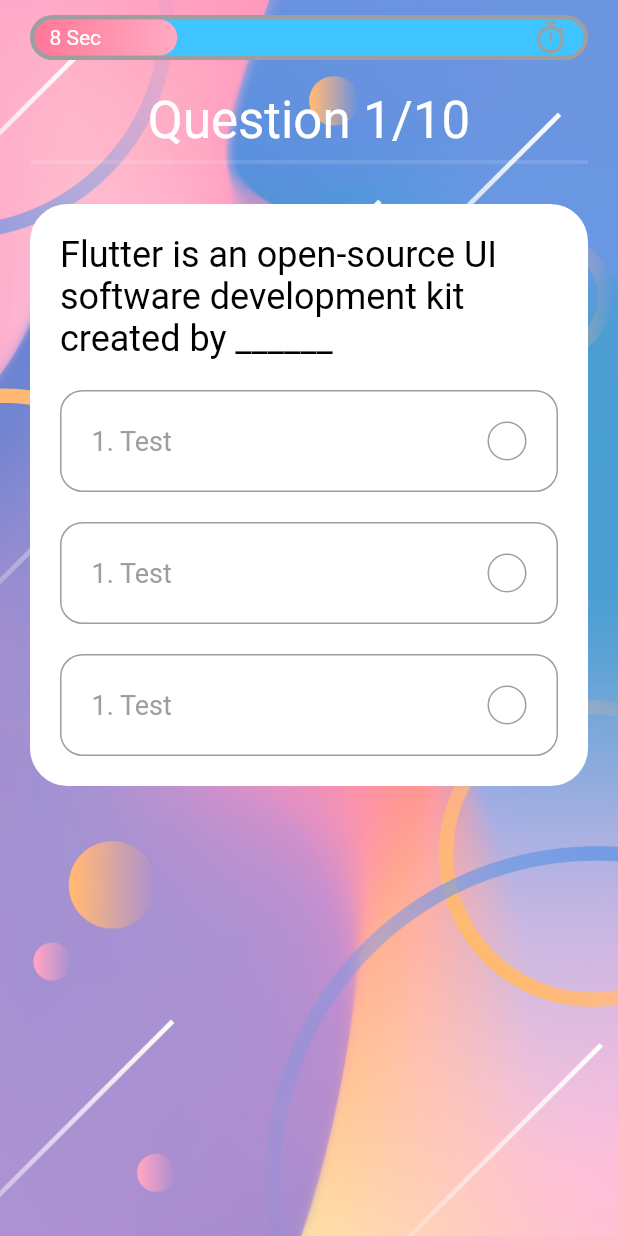
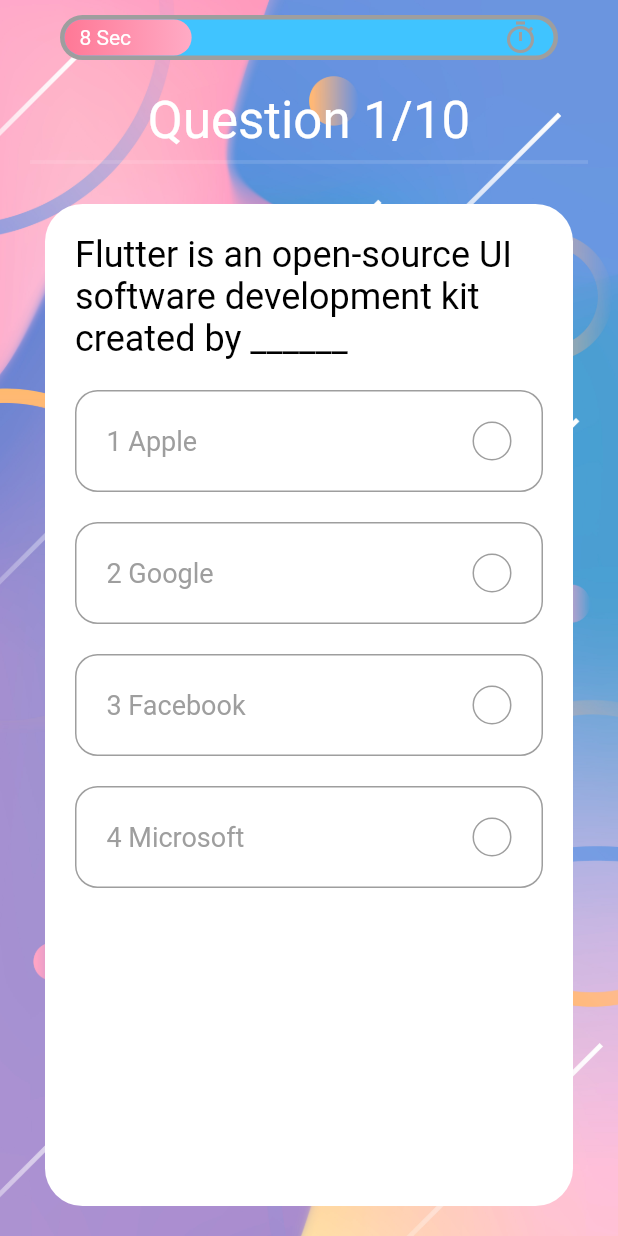
Before and after one commit to hdwhitem/Quiz_App, a Flutter app: the screen it shows after launch, on a phone screen of 412 x 824 dp. Run offline on Flutter 3.47's test engine with Material 2 defaults, Android fonts, the phone set to English and light mode, and no system bars; our stand-ins replace get.

Commit message:
Next Question and Answers from Model

```diff
--- a/lib/controller/question_controller.dart
+++ b/lib/controller/question_controller.dart
@@ -1,12 +1,43 @@
 import 'package:flutter/material.dart';
 import 'package:get/get.dart';
+import 'package:quiz_app/model/questions.dart';
 
 class QuestionController extends GetxController
     with SingleGetTickerProviderMixin {
   late AnimationController _animationController;
   late Animation _animation;
 
+  late PageController _pageController;
+  PageController get pageController => _pageController;
+
+  final List<Question> _questions = data
+      .map(
+        (question) => Question(
+          id: question['id'],
+          question: question['question'],
+          options: question['options'],
+          answer: question['answer_index'],
+        ),
+      )
+      .toList();
+
   Animation get animation => _animation;
+  List<Question> get questions => _questions;
+
+  bool _isAnswered = false;
+  bool get inAnswered => _isAnswered;
+
+  int _correntAns = 0;
+  int get correctAns => _correntAns;
+
+  int _selectAns = 0;
+  int get selectedAns => _selectAns;
+
+  RxInt _questionNumber = 1.obs;
+  RxInt get questionNumber => _questionNumber;
+
+  int _numOfCorrectAns = 0;
+  int get numOfCorrectAns => _numOfCorrectAns;
 
   @override
   void onInit() {
@@ -17,7 +48,31 @@ class QuestionController extends GetxController
         update();
       });
 
-    _animationController.forward();
+    _animationController.forward().whenComplete(nextQuestion);
+    _pageController = PageController();
     super.onInit();
   }
+
+  void checkAns(Question question, int selectedIndex) {
+    _isAnswered = true;
+    _correntAns = question.answer;
+    _selectAns = selectedIndex;
+
+    if (_correntAns == _selectAns) _numOfCorrectAns++;
+    _animationController.stop();
+    update();
+    Future.delayed(Duration(seconds: 2), () {
+      nextQuestion();
+    });
+  }
+
+  void nextQuestion() {
+    if (_questionNumber.value != _questions.length) {
+      _isAnswered = false;
+      _pageController.nextPage(
+          duration: Duration(milliseconds: 250), curve: Curves.ease);
+      _animationController.reset();
+      _animationController.forward().whenComplete(nextQuestion);
+    }
+  }
 }
--- a/lib/main.dart
+++ b/lib/main.dart
@@ -16,7 +16,7 @@ class MyApp extends StatelessWidget {
       title: 'Quiz',
       debugShowCheckedModeBanner: false,
       theme: ThemeData.dark(),
-      home: const QuizScreen(),
+      home: QuizScreen(),
     );
   }
 }
--- a/lib/screen/quiz_screen.dart
+++ b/lib/screen/quiz_screen.dart
@@ -1,8 +1,11 @@
 import 'package:flutter/material.dart';
+import 'package:get/instance_manager.dart';
 import 'package:quiz_app/constants.dart';
+import 'package:quiz_app/controller/question_controller.dart';
 import 'package:quiz_app/model/questions.dart';
 import 'package:quiz_app/widget/option.dart';
 import '../widget/progress_bar.dart';
+import '../widget/question_card.dart';
 
 class QuizScreen extends StatelessWidget {
   const QuizScreen({Key? key}) : super(key: key);
@@ -23,6 +26,7 @@ class Body extends StatelessWidget {
 
   @override
   Widget build(BuildContext context) {
+    final QuestionController questionController = Get.put(QuestionController());
     return Stack(children: [
       Container(
         decoration: const BoxDecoration(
@@ -36,9 +40,15 @@ class Body extends StatelessWidget {
             padding: const EdgeInsets.symmetric(horizontal: kDefaultPadding),
             child: Column(
               children: [
-                ProgressBar(),
+                Padding(
+                    padding:
+                        const EdgeInsets.symmetric(horizontal: kDefaultPadding),
+                    child: ProgressBar()),
                 const SizedBox(height: kDefaultPadding),
-                Text.rich(
+                Padding(
+                  padding:
+                      const EdgeInsets.symmetric(horizontal: kDefaultPadding),
+                  child: Text.rich(
                     TextSpan(
                       text: "Question 1",
                       style: Theme.of(context)
@@ -56,29 +66,20 @@ class Body extends StatelessWidget {
                       ],
                     ),
                   ),
+                ),
                 const Divider(thickness: 2.5),
                 const SizedBox(height: kDefaultPadding),
-                Container(
-                  padding: const EdgeInsets.all(kDefaultPadding),
-                  decoration: BoxDecoration(
-                    color: Colors.white,
-                    borderRadius: BorderRadius.circular(25),
-                  ),
-                  child: Column(
-                    children: [
-                      Text(
-                        data[0]['question'],
-                        style: Theme.of(context)
-                            .textTheme
-                            .headline5!
-                            .copyWith(color: Colors.black),
-                      ),
-                      Option(),
-                      Option(),
-                      Option(),
-                    ],
+                Expanded(
+                  child: PageView.builder(
+                    physics: NeverScrollableScrollPhysics(),
+                    controller: questionController.pageController,
+                    itemCount: questionController.questions.length,
+                    itemBuilder: (context, index) => QuestionCard(
+                      question: questionController.questions[index],
                     ),
                   ),
+                ),
+                const SizedBox(height: kDefaultPadding)
               ],
             ),
           ),
--- a/lib/widget/option.dart
+++ b/lib/widget/option.dart
@@ -1,35 +1,72 @@
 import 'package:flutter/material.dart';
+import 'package:get/get_state_manager/get_state_manager.dart';
 import 'package:quiz_app/constants.dart';
+import 'package:quiz_app/controller/question_controller.dart';
 
 class Option extends StatelessWidget {
-  const Option({Key? key}) : super(key: key);
+  const Option(
+      {Key? key, required this.text, required this.index, required this.press})
+      : super(key: key);
+
+  final String text;
+  final int index;
+  final VoidCallback press;
 
   @override
   Widget build(BuildContext context) {
-    return Container(
+    return GetBuilder<QuestionController>(
+        init: QuestionController(),
+        builder: (qnController) {
+          Color getTheRightColor() {
+            if (qnController.inAnswered) {
+              if (index == qnController.correctAns) {
+                return Colors.green;
+              } else if (index == qnController.selectedAns &&
+                  qnController.selectedAns != qnController.correctAns) {
+                return Colors.red;
+              }
+            }
+            return Colors.grey;
+          }
+
+          IconData getTheRightIcon() {
+            return getTheRightColor() == Colors.red ? Icons.close : Icons.done;
+          }
+
+          return InkWell(
+            onTap: press,
+            child: Container(
               margin: const EdgeInsets.only(top: kDefaultPadding),
               padding: const EdgeInsets.all(kDefaultPadding),
               decoration: BoxDecoration(
-        border: Border.all(color: Colors.grey),
+                border: Border.all(color: getTheRightColor()),
                 borderRadius: BorderRadius.circular(15),
               ),
               child: Row(
                 mainAxisAlignment: MainAxisAlignment.spaceBetween,
                 children: [
-          const Text(
-            "1. Test",
-            style: TextStyle(color: Colors.grey, fontSize: 18),
+                  Text(
+                    "${index + 1} $text",
+                    style: const TextStyle(color: Colors.grey, fontSize: 18),
                   ),
                   Container(
                     height: 26,
                     width: 26,
                     decoration: BoxDecoration(
-              border: Border.all(color: Colors.grey),
+                      color: getTheRightColor() == Colors.grey
+                          ? Colors.transparent
+                          : getTheRightColor(),
+                      border: Border.all(color: getTheRightColor()),
                       borderRadius: BorderRadius.circular(50),
                     ),
+                    child: getTheRightColor() == Colors.grey
+                        ? null
+                        : Icon(getTheRightIcon(), size: 16),
                   ),
                 ],
               ),
+            ),
           );
+        });
   }
 }
--- /dev/null
+++ b/lib/widget/question_card.dart
@@ -0,0 +1,45 @@
+import 'package:flutter/material.dart';
+import 'package:get/instance_manager.dart';
+import 'package:quiz_app/constants.dart';
+import 'package:quiz_app/controller/question_controller.dart';
+import 'package:quiz_app/widget/option.dart';
+import '../model/questions.dart';
+
+class QuestionCard extends StatelessWidget {
+  const QuestionCard({
+    Key? key,
+    required this.question,
+  }) : super(key: key);
+
+  final Question question;
+
+  @override
+  Widget build(BuildContext context) {
+    QuestionController _controller = Get.put(QuestionController());
+    return Container(
+      margin: const EdgeInsets.symmetric(horizontal: kDefaultPadding / 2),
+      padding: const EdgeInsets.all(kDefaultPadding),
+      decoration: BoxDecoration(
+        color: Colors.white,
+        borderRadius: BorderRadius.circular(25),
+      ),
+      child: Column(
+        children: [
+          Text(
+            question.question,
+            style: Theme.of(context)
+                .textTheme
+                .headline5!
+                .copyWith(color: Colors.black),
+          ),
+          ...List.generate(
+              question.options.length,
+              (index) => Option(
+                  text: question.options[index],
+                  index: index,
+                  press: () => _controller.checkAns(question, index)))
+        ],
+      ),
+    );
+  }
+}
```
Lines whose indentation alone changed are shown as unchanged.
